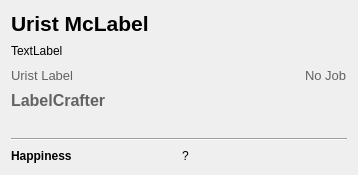
First picture: the form in ui/dwarfdetailswidget.ui, repository Dwarf-Therapist/Dwarf-Therapist, before the edit.
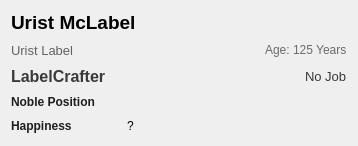
Second picture: the form after the edit.

Commit message: added brew icon all nobles should be identified properly now changed party icon to balloons changed rest icon updated starting fight icon added an additional option to show the enabled labor count on the column header name ie. 5 Mining added tooltips to labor column headers showing how many dwarves currently have the labor enabled fixed the issue with the views going blank after assigning/removing from squads added an option to ignore exclusive labors about dialog shows branch version adjusted the dwarf details pane gui added check when attempting to re-name inexistant squads

Patch:
```diff
--- a/ui/dwarfdetailswidget.ui
+++ b/ui/dwarfdetailswidget.ui
@@ -7,7 +7,7 @@
     <x>0</x>
     <y>0</y>
     <width>358</width>
-    <height>175</height>
+    <height>146</height>
    </rect>
   </property>
   <property name="windowTitle">
@@ -21,7 +21,7 @@
        <property name="font">
         <font>
          <family>Segoe UI</family>
-         <pointsize>16</pointsize>
+         <pointsize>14</pointsize>
          <weight>75</weight>
          <bold>true</bold>
         </font>
@@ -34,17 +34,16 @@
        </property>
       </widget>
      </item>
-     <item>
-      <widget class="QLabel" name="lbl_age">
-       <property name="text">
-        <string>TextLabel</string>
-       </property>
-      </widget>
-     </item>
      <item>
       <layout class="QHBoxLayout" name="horizontalLayout">
        <item>
         <widget class="QLabel" name="lbl_translated_name">
+         <property name="minimumSize">
+          <size>
+           <width>245</width>
+           <height>0</height>
+          </size>
+         </property>
          <property name="palette">
           <palette>
            <active>
@@ -93,6 +92,9 @@
          <property name="text">
           <string>Urist Label</string>
          </property>
+         <property name="wordWrap">
+          <bool>true</bool>
+         </property>
          <property name="margin">
           <number>0</number>
          </property>
@@ -115,16 +117,16 @@
         </spacer>
        </item>
        <item>
-        <widget class="QLabel" name="lbl_current_job">
+        <widget class="QLabel" name="lbl_age">
          <property name="palette">
           <palette>
            <active>
             <colorrole role="WindowText">
              <brush brushstyle="SolidPattern">
               <color alpha="255">
-               <red>98</red>
-               <green>98</green>
-               <blue>98</blue>
+               <red>106</red>
+               <green>106</green>
+               <blue>106</blue>
               </color>
              </brush>
             </colorrole>
@@ -133,9 +135,9 @@
             <colorrole role="WindowText">
              <brush brushstyle="SolidPattern">
               <color alpha="255">
-               <red>98</red>
-               <green>98</green>
-               <blue>98</blue>
+               <red>106</red>
+               <green>106</green>
+               <blue>106</blue>
               </color>
              </brush>
             </colorrole>
@@ -144,36 +146,24 @@
             <colorrole role="WindowText">
              <brush brushstyle="SolidPattern">
               <color alpha="255">
-               <red>120</red>
-               <green>120</green>
-               <blue>120</blue>
+               <red>42</red>
+               <green>42</green>
+               <blue>42</blue>
               </color>
              </brush>
             </colorrole>
            </disabled>
           </palette>
          </property>
-         <property name="font">
-          <font>
-           <family>Segoe UI</family>
-           <pointsize>10</pointsize>
-           <weight>50</weight>
-           <bold>false</bold>
-          </font>
-         </property>
          <property name="text">
-          <string>No Job</string>
-         </property>
-         <property name="margin">
-          <number>0</number>
-         </property>
-         <property name="indent">
-          <number>0</number>
+          <string>Age: 125 Years</string>
          </property>
         </widget>
        </item>
       </layout>
      </item>
+     <item>
+      <layout class="QHBoxLayout" name="horizontalLayout_3">
      <item>
       <widget class="QLabel" name="lbl_profession">
        <property name="palette">
@@ -182,9 +172,9 @@
           <colorrole role="WindowText">
            <brush brushstyle="SolidPattern">
             <color alpha="255">
-             <red>98</red>
-             <green>98</green>
-             <blue>98</blue>
+               <red>57</red>
+               <green>57</green>
+               <blue>57</blue>
             </color>
            </brush>
           </colorrole>
@@ -193,9 +183,9 @@
           <colorrole role="WindowText">
            <brush brushstyle="SolidPattern">
             <color alpha="255">
-             <red>98</red>
-             <green>98</green>
-             <blue>98</blue>
+               <red>57</red>
+               <green>57</green>
+               <blue>57</blue>
             </color>
            </brush>
           </colorrole>
@@ -224,11 +214,145 @@
        <property name="text">
         <string>LabelCrafter</string>
        </property>
+         <property name="wordWrap">
+          <bool>false</bool>
+         </property>
        <property name="margin">
         <number>0</number>
        </property>
        <property name="indent">
         <number>0</number>
+         </property>
+        </widget>
+       </item>
+       <item>
+        <spacer name="horizontalSpacer_2">
+         <property name="orientation">
+          <enum>Qt::Horizontal</enum>
+         </property>
+         <property name="sizeHint" stdset="0">
+          <size>
+           <width>10</width>
+           <height>20</height>
+          </size>
+         </property>
+        </spacer>
+       </item>
+       <item>
+        <widget class="QLabel" name="lbl_current_job">
+         <property name="palette">
+          <palette>
+           <active>
+            <colorrole role="WindowText">
+             <brush brushstyle="SolidPattern">
+              <color alpha="255">
+               <red>57</red>
+               <green>57</green>
+               <blue>57</blue>
+              </color>
+             </brush>
+            </colorrole>
+           </active>
+           <inactive>
+            <colorrole role="WindowText">
+             <brush brushstyle="SolidPattern">
+              <color alpha="255">
+               <red>57</red>
+               <green>57</green>
+               <blue>57</blue>
+              </color>
+             </brush>
+            </colorrole>
+           </inactive>
+           <disabled>
+            <colorrole role="WindowText">
+             <brush brushstyle="SolidPattern">
+              <color alpha="255">
+               <red>120</red>
+               <green>120</green>
+               <blue>120</blue>
+              </color>
+             </brush>
+            </colorrole>
+           </disabled>
+          </palette>
+         </property>
+         <property name="font">
+          <font>
+           <family>Segoe UI</family>
+           <pointsize>10</pointsize>
+           <weight>50</weight>
+           <bold>false</bold>
+          </font>
+         </property>
+         <property name="text">
+          <string>No Job</string>
+         </property>
+         <property name="margin">
+          <number>0</number>
+         </property>
+         <property name="indent">
+          <number>0</number>
+         </property>
+        </widget>
+       </item>
+      </layout>
+     </item>
+     <item>
+      <layout class="QHBoxLayout" name="horizontalLayout_4">
+       <item>
+        <widget class="QLabel" name="lbl_noble_position">
+         <property name="maximumSize">
+          <size>
+           <width>110</width>
+           <height>16777215</height>
+          </size>
+         </property>
+         <property name="palette">
+          <palette>
+           <active>
+            <colorrole role="WindowText">
+             <brush brushstyle="SolidPattern">
+              <color alpha="255">
+               <red>30</red>
+               <green>30</green>
+               <blue>30</blue>
+              </color>
+             </brush>
+            </colorrole>
+           </active>
+           <inactive>
+            <colorrole role="WindowText">
+             <brush brushstyle="SolidPattern">
+              <color alpha="255">
+               <red>30</red>
+               <green>30</green>
+               <blue>30</blue>
+              </color>
+             </brush>
+            </colorrole>
+           </inactive>
+           <disabled>
+            <colorrole role="WindowText">
+             <brush brushstyle="SolidPattern">
+              <color alpha="255">
+               <red>42</red>
+               <green>42</green>
+               <blue>42</blue>
+              </color>
+             </brush>
+            </colorrole>
+           </disabled>
+          </palette>
+         </property>
+         <property name="font">
+          <font>
+           <weight>75</weight>
+           <bold>true</bold>
+          </font>
+         </property>
+         <property name="text">
+          <string>Noble Position</string>
        </property>
       </widget>
      </item>
@@ -246,9 +370,9 @@
           <colorrole role="WindowText">
            <brush brushstyle="SolidPattern">
             <color alpha="255">
-             <red>98</red>
-             <green>98</green>
-             <blue>98</blue>
+               <red>57</red>
+               <green>57</green>
+               <blue>57</blue>
             </color>
            </brush>
           </colorrole>
@@ -257,9 +381,9 @@
           <colorrole role="WindowText">
            <brush brushstyle="SolidPattern">
             <color alpha="255">
-             <red>98</red>
-             <green>98</green>
-             <blue>98</blue>
+               <red>57</red>
+               <green>57</green>
+               <blue>57</blue>
             </color>
            </brush>
           </colorrole>
@@ -288,6 +412,9 @@
        <property name="text">
         <string/>
        </property>
+         <property name="wordWrap">
+          <bool>true</bool>
+         </property>
        <property name="margin">
         <number>0</number>
        </property>
@@ -296,17 +423,55 @@
        </property>
       </widget>
      </item>
-     <item>
-      <widget class="Line" name="line">
-       <property name="orientation">
-        <enum>Qt::Horizontal</enum>
-       </property>
-      </widget>
+      </layout>
      </item>
      <item>
       <layout class="QHBoxLayout" name="horizontalLayout_2">
        <item>
         <widget class="QLabel" name="label_5">
+         <property name="maximumSize">
+          <size>
+           <width>110</width>
+           <height>16777215</height>
+          </size>
+         </property>
+         <property name="palette">
+          <palette>
+           <active>
+            <colorrole role="WindowText">
+             <brush brushstyle="SolidPattern">
+              <color alpha="255">
+               <red>30</red>
+               <green>30</green>
+               <blue>30</blue>
+              </color>
+             </brush>
+            </colorrole>
+           </active>
+           <inactive>
+            <colorrole role="WindowText">
+             <brush brushstyle="SolidPattern">
+              <color alpha="255">
+               <red>30</red>
+               <green>30</green>
+               <blue>30</blue>
+              </color>
+             </brush>
+            </colorrole>
+           </inactive>
+           <disabled>
+            <colorrole role="WindowText">
+             <brush brushstyle="SolidPattern">
+              <color alpha="255">
+               <red>42</red>
+               <green>42</green>
+               <blue>42</blue>
+              </color>
+             </brush>
+            </colorrole>
+           </disabled>
+          </palette>
+         </property>
          <property name="font">
           <font>
            <weight>75</weight>
@@ -320,6 +485,12 @@
        </item>
        <item>
         <widget class="QLabel" name="lbl_happiness">
+         <property name="font">
+          <font>
+           <family>Segoe UI</family>
+           <pointsize>9</pointsize>
+          </font>
+         </property>
          <property name="text">
           <string>?</string>
          </property>
```
Lines whose indentation alone changed are shown as unchanged. The commit also changes 44 other files.
